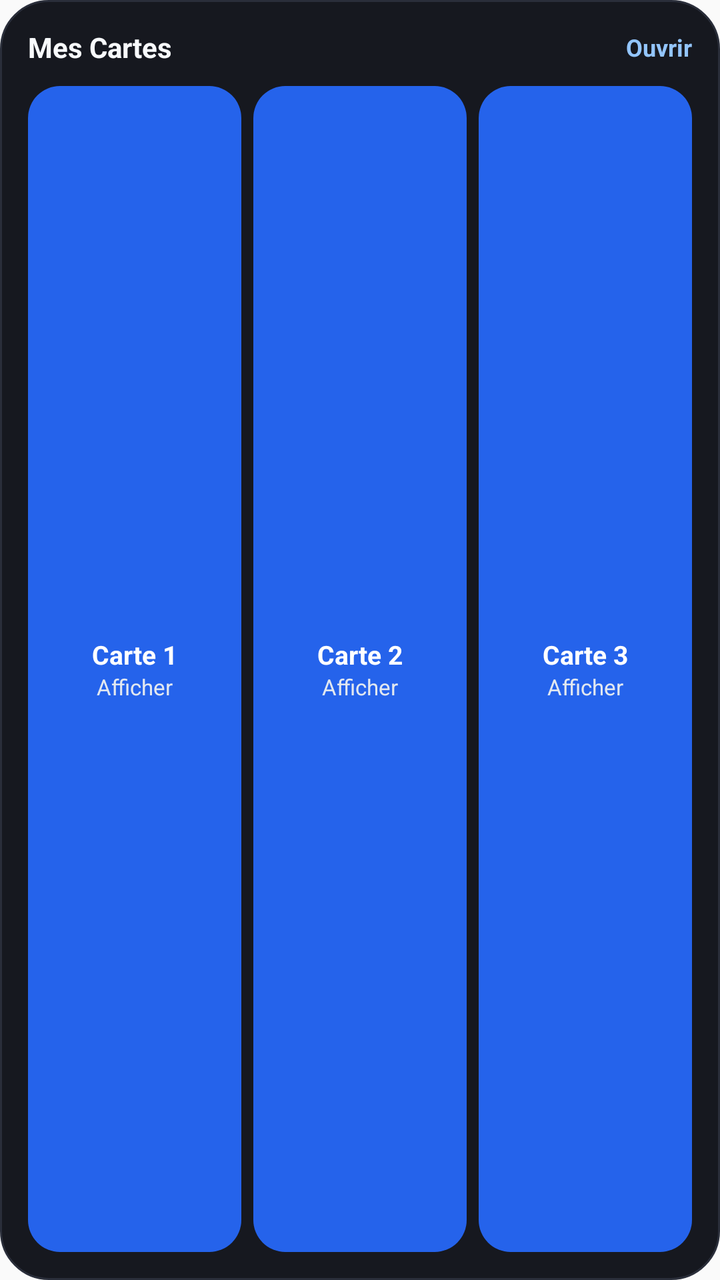
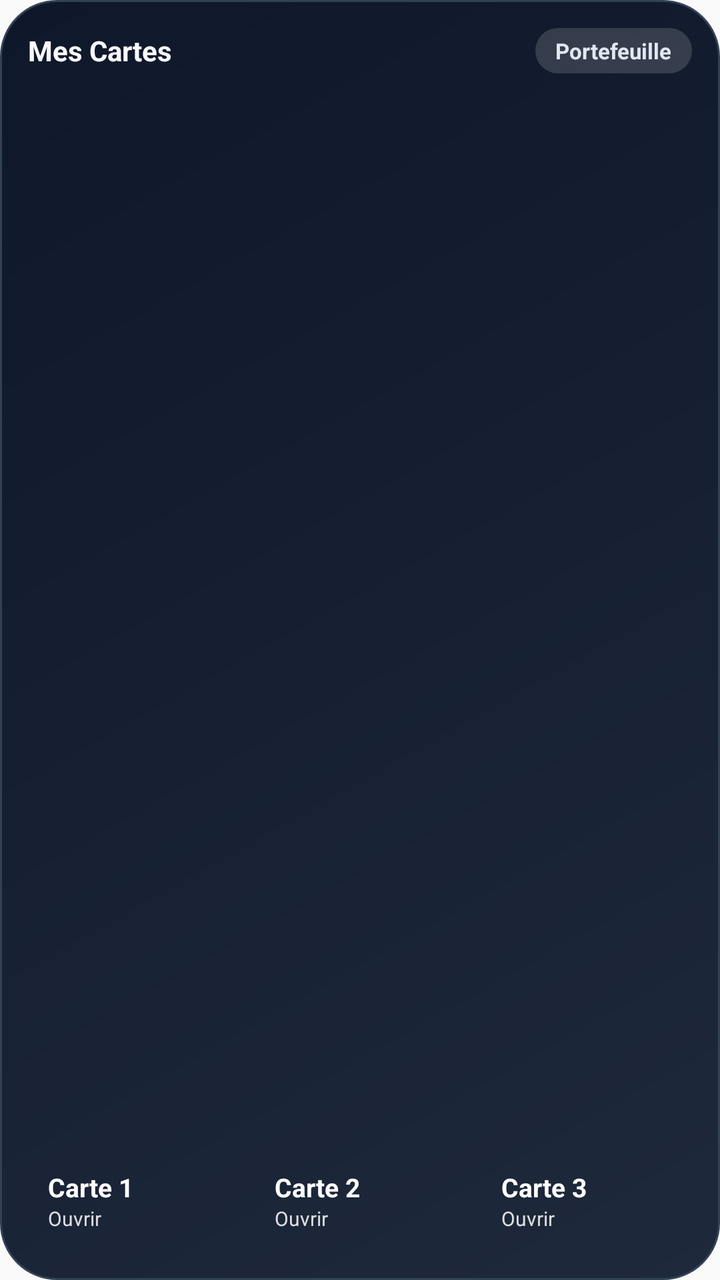

Before-and-after screenshots of an Android layout around one commit, followed by the original layout XML and the change that was made.
<!-- AndroidManifest.xml: application theme AppTheme -->
<!-- res/layout/widget_quick_cards.xml -->
<?xml version="1.0" encoding="utf-8"?>
<LinearLayout xmlns:android="http://schemas.android.com/apk/res/android"
    android:id="@+id/quick_widget_root"
    android:layout_width="match_parent"
    android:layout_height="match_parent"
    android:background="@drawable/widget_bg"
    android:orientation="vertical"
    android:padding="14dp">

    <LinearLayout
        android:layout_width="match_parent"
        android:layout_height="wrap_content"
        android:gravity="center_vertical"
        android:orientation="horizontal"
        android:paddingBottom="10dp">

        <TextView
            android:layout_width="0dp"
            android:layout_height="wrap_content"
            android:layout_weight="1"
            android:text="Mes Cartes"
            android:textColor="#F8FAFC"
            android:textSize="14sp"
            android:textStyle="bold" />

        <TextView
            android:id="@+id/quick_open_wallet"
            android:layout_width="wrap_content"
            android:layout_height="wrap_content"
            android:text="Ouvrir"
            android:textColor="#93C5FD"
            android:textSize="12sp"
            android:textStyle="bold" />
    </LinearLayout>

    <LinearLayout
        android:layout_width="match_parent"
        android:layout_height="0dp"
        android:layout_weight="1"
        android:gravity="center"
        android:orientation="horizontal">

        <LinearLayout
            android:id="@+id/quick_slot_1"
            android:layout_width="0dp"
            android:layout_height="match_parent"
            android:layout_marginEnd="6dp"
            android:layout_weight="1"
            android:background="@drawable/widget_card_pill"
            android:gravity="center"
            android:orientation="vertical"
            android:padding="8dp">

            <TextView
                android:id="@+id/quick_slot_1_title"
                android:layout_width="wrap_content"
                android:layout_height="wrap_content"
                android:ellipsize="end"
                android:maxLines="1"
                android:text="Carte 1"
                android:textColor="#FFFFFF"
                android:textSize="13sp"
                android:textStyle="bold" />

            <TextView
                android:id="@+id/quick_slot_1_sub"
                android:layout_width="wrap_content"
                android:layout_height="wrap_content"
                android:ellipsize="end"
                android:maxLines="1"
                android:text="Afficher"
                android:textColor="#E2E8F0"
                android:textSize="11sp" />
        </LinearLayout>

        <LinearLayout
            android:id="@+id/quick_slot_2"
            android:layout_width="0dp"
            android:layout_height="match_parent"
            android:layout_marginEnd="6dp"
            android:layout_weight="1"
            android:background="@drawable/widget_card_pill"
            android:gravity="center"
            android:orientation="vertical"
            android:padding="8dp">

            <TextView
                android:id="@+id/quick_slot_2_title"
                android:layout_width="wrap_content"
                android:layout_height="wrap_content"
                android:ellipsize="end"
                android:maxLines="1"
                android:text="Carte 2"
                android:textColor="#FFFFFF"
                android:textSize="13sp"
                android:textStyle="bold" />

            <TextView
                android:id="@+id/quick_slot_2_sub"
                android:layout_width="wrap_content"
                android:layout_height="wrap_content"
                android:ellipsize="end"
                android:maxLines="1"
                android:text="Afficher"
                android:textColor="#E2E8F0"
                android:textSize="11sp" />
        </LinearLayout>

        <LinearLayout
            android:id="@+id/quick_slot_3"
            android:layout_width="0dp"
            android:layout_height="match_parent"
            android:layout_weight="1"
            android:background="@drawable/widget_card_pill"
            android:gravity="center"
            android:orientation="vertical"
            android:padding="8dp">

            <TextView
                android:id="@+id/quick_slot_3_title"
                android:layout_width="wrap_content"
                android:layout_height="wrap_content"
                android:ellipsize="end"
                android:maxLines="1"
                android:text="Carte 3"
                android:textColor="#FFFFFF"
                android:textSize="13sp"
                android:textStyle="bold" />

            <TextView
                android:id="@+id/quick_slot_3_sub"
                android:layout_width="wrap_content"
                android:layout_height="wrap_content"
                android:ellipsize="end"
                android:maxLines="1"
                android:text="Afficher"
                android:textColor="#E2E8F0"
                android:textSize="11sp" />
        </LinearLayout>
    </LinearLayout>
</LinearLayout>
<!-- resources referenced by this layout -->
<resources>
  <!-- drawable widget_bg (drawable) -->
  <?xml version="1.0" encoding="utf-8"?>
  <shape xmlns:android="http://schemas.android.com/apk/res/android" android:shape="rectangle">
      <solid android:color="#16181F" />
      <corners android:radius="24dp" />
      <stroke android:width="1dp" android:color="#2A2E3A" />
  </shape>
  <!-- drawable widget_card_pill (drawable) -->
  <?xml version="1.0" encoding="utf-8"?>
  <shape xmlns:android="http://schemas.android.com/apk/res/android" android:shape="rectangle">
      <solid android:color="#2563EB" />
      <corners android:radius="16dp" />
  </shape>
  <style name="AppTheme" parent="Theme.AppCompat.Light.DarkActionBar">
          
          <item name="colorPrimary">@color/colorPrimary</item>
          <item name="colorPrimaryDark">@color/colorPrimaryDark</item>
          <item name="colorAccent">@color/colorAccent</item>
      </style>
</resources>

<!-- the commit's change to res/layout/widget_quick_cards.xml (unified diff, before → after) -->
@@ -27,9 +27,12 @@
             android:id="@+id/quick_open_wallet"
             android:layout_width="wrap_content"
             android:layout_height="wrap_content"
-            android:text="Ouvrir"
-            android:textColor="#93C5FD"
-            android:textSize="12sp"
+            android:background="@drawable/widget_pill_btn"
+            android:paddingHorizontal="10dp"
+            android:paddingVertical="4dp"
+            android:text="Portefeuille"
+            android:textColor="#E2E8F0"
+            android:textSize="11sp"
             android:textStyle="bold" />
     </LinearLayout>
 
@@ -40,102 +43,135 @@
         android:gravity="center"
         android:orientation="horizontal">
 
-        <LinearLayout
+        <FrameLayout
             android:id="@+id/quick_slot_1"
             android:layout_width="0dp"
             android:layout_height="match_parent"
-            android:layout_marginEnd="6dp"
-            android:layout_weight="1"
-            android:background="@drawable/widget_card_pill"
-            android:gravity="center"
-            android:orientation="vertical"
-            android:padding="8dp">
+            android:layout_marginEnd="8dp"
+            android:layout_weight="1">
 
-            <TextView
-                android:id="@+id/quick_slot_1_title"
-                android:layout_width="wrap_content"
-                android:layout_height="wrap_content"
-                android:ellipsize="end"
-                android:maxLines="1"
-                android:text="Carte 1"
-                android:textColor="#FFFFFF"
-                android:textSize="13sp"
-                android:textStyle="bold" />
+            <ImageView
+                android:id="@+id/quick_slot_1_bg"
+                android:layout_width="match_parent"
+                android:layout_height="match_parent"
+                android:contentDescription="Fond carte 1"
+                android:scaleType="fitXY" />
 
-            <TextView
-                android:id="@+id/quick_slot_1_sub"
-                android:layout_width="wrap_content"
-                android:layout_height="wrap_content"
-                android:ellipsize="end"
-                android:maxLines="1"
-                android:text="Afficher"
-                android:textColor="#E2E8F0"
-                android:textSize="11sp" />
-        </LinearLayout>
+            <LinearLayout
+                android:layout_width="match_parent"
+                android:layout_height="match_parent"
+                android:gravity="bottom|start"
+                android:orientation="vertical"
+                android:padding="10dp">
 
-        <LinearLayout
+                <TextView
+                    android:id="@+id/quick_slot_1_title"
+                    android:layout_width="match_parent"
+                    android:layout_height="wrap_content"
+                    android:ellipsize="end"
+                    android:maxLines="1"
+                    android:text="Carte 1"
+                    android:textColor="#FFFFFF"
+                    android:textSize="13sp"
+                    android:textStyle="bold" />
+
+                <TextView
+                    android:id="@+id/quick_slot_1_sub"
+                    android:layout_width="match_parent"
+                    android:layout_height="wrap_content"
+                    android:ellipsize="end"
+                    android:maxLines="1"
+                    android:text="Ouvrir"
+                    android:textColor="#D9FFFFFF"
+                    android:textSize="10sp" />
+            </LinearLayout>
+        </FrameLayout>
+
+        <FrameLayout
             android:id="@+id/quick_slot_2"
             android:layout_width="0dp"
             android:layout_height="match_parent"
-            android:layout_marginEnd="6dp"
-            android:layout_weight="1"
-            android:background="@drawable/widget_card_pill"
-            android:gravity="center"
-            android:orientation="vertical"
-            android:padding="8dp">
+            android:layout_marginEnd="8dp"
+            android:layout_weight="1">
 
-            <TextView
-                android:id="@+id/quick_slot_2_title"
-                android:layout_width="wrap_content"
-                android:layout_height="wrap_content"
-                android:ellipsize="end"
-                android:maxLines="1"
-                android:text="Carte 2"
-                android:textColor="#FFFFFF"
-                android:textSize="13sp"
-                android:textStyle="bold" />
+            <ImageView
+                android:id="@+id/quick_slot_2_bg"
+                android:layout_width="match_parent"
+                android:layout_height="match_parent"
+                android:contentDescription="Fond carte 2"
+                android:scaleType="fitXY" />
 
-            <TextView
-                android:id="@+id/quick_slot_2_sub"
-                android:layout_width="wrap_content"
-                android:layout_height="wrap_content"
-                android:ellipsize="end"
-                android:maxLines="1"
-                android:text="Afficher"
-                android:textColor="#E2E8F0"
-                android:textSize="11sp" />
-        </LinearLayout>
+            <LinearLayout
+                android:layout_width="match_parent"
+                android:layout_height="match_parent"
+                android:gravity="bottom|start"
+                android:orientation="vertical"
+                android:padding="10dp">
 
-        <LinearLayout
+                <TextView
+                    android:id="@+id/quick_slot_2_title"
+                    android:layout_width="match_parent"
+                    android:layout_height="wrap_content"
+                    android:ellipsize="end"
+                    android:maxLines="1"
+                    android:text="Carte 2"
+                    android:textColor="#FFFFFF"
+                    android:textSize="13sp"
+                    android:textStyle="bold" />
+
+                <TextView
+                    android:id="@+id/quick_slot_2_sub"
+                    android:layout_width="match_parent"
+                    android:layout_height="wrap_content"
+                    android:ellipsize="end"
+                    android:maxLines="1"
+                    android:text="Ouvrir"
+                    android:textColor="#D9FFFFFF"
+                    android:textSize="10sp" />
+            </LinearLayout>
+        </FrameLayout>
+
+        <FrameLayout
             android:id="@+id/quick_slot_3"
             android:layout_width="0dp"
             android:layout_height="match_parent"
-            android:layout_weight="1"
-            android:background="@drawable/widget_card_pill"
-            android:gravity="center"
-            android:orientation="vertical"
-            android:padding="8dp">
+            android:layout_weight="1">
 
-            <TextView
-                android:id="@+id/quick_slot_3_title"
-                android:layout_width="wrap_content"
-                android:layout_height="wrap_content"
-                android:ellipsize="end"
-                android:maxLines="1"
-                android:text="Carte 3"
-                android:textColor="#FFFFFF"
-                android:textSize="13sp"
-                android:textStyle="bold" />
+            <ImageView
+                android:id="@+id/quick_slot_3_bg"
+                android:layout_width="match_parent"
+                android:layout_height="match_parent"
+                android:contentDescription="Fond carte 3"
+                android:scaleType="fitXY" />
 
-            <TextView
-                android:id="@+id/quick_slot_3_sub"
-                android:layout_width="wrap_content"
-                android:layout_height="wrap_content"
-                android:ellipsize="end"
-                android:maxLines="1"
-                android:text="Afficher"
-                android:textColor="#E2E8F0"
-                android:textSize="11sp" />
-        </LinearLayout>
+            <LinearLayout
+                android:layout_width="match_parent"
+                android:layout_height="match_parent"
+                android:gravity="bottom|start"
+                android:orientation="vertical"
+                android:padding="10dp">
+
+                <TextView
+                    android:id="@+id/quick_slot_3_title"
+                    android:layout_width="match_parent"
+                    android:layout_height="wrap_content"
+                    android:ellipsize="end"
+                    android:maxLines="1"
+                    android:text="Carte 3"
+                    android:textColor="#FFFFFF"
+                    android:textSize="13sp"
+                    android:textStyle="bold" />
+
+                <TextView
+                    android:id="@+id/quick_slot_3_sub"
+                    android:layout_width="match_parent"
+                    android:layout_height="wrap_content"
+                    android:ellipsize="end"
+                    android:maxLines="1"
+                    android:text="Ouvrir"
+                    android:textColor="#D9FFFFFF"
+                    android:textSize="10sp" />
+            </LinearLayout>
+        </FrameLayout>
     </LinearLayout>
 </LinearLayout>
<!-- resource entries referenced after the edit -->
@@ -3,15 +3,19 @@
   <!-- drawable widget_bg (drawable) -->
   <?xml version="1.0" encoding="utf-8"?>
   <shape xmlns:android="http://schemas.android.com/apk/res/android" android:shape="rectangle">
-      <solid android:color="#16181F" />
-      <corners android:radius="24dp" />
-      <stroke android:width="1dp" android:color="#2A2E3A" />
+      <gradient
+          android:angle="315"
+          android:startColor="#0F172A"
+          android:endColor="#1E293B"
+          android:type="linear" />
+      <corners android:radius="28dp" />
+      <stroke android:width="1dp" android:color="#334155" />
   </shape>
-  <!-- drawable widget_card_pill (drawable) -->
+  <!-- drawable widget_pill_btn (drawable) -->
   <?xml version="1.0" encoding="utf-8"?>
   <shape xmlns:android="http://schemas.android.com/apk/res/android" android:shape="rectangle">
-      <solid android:color="#2563EB" />
-      <corners android:radius="16dp" />
+      <solid android:color="#26FFFFFF" />
+      <corners android:radius="50dp" />
   </shape>
   <style name="AppTheme" parent="Theme.AppCompat.Light.DarkActionBar">
           
